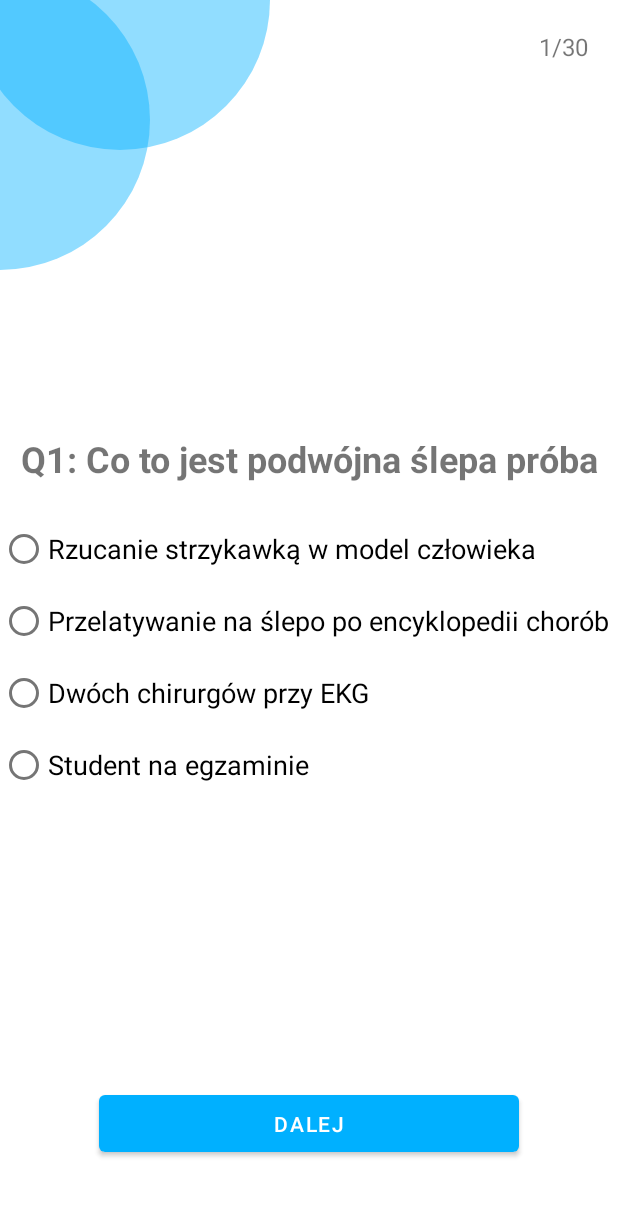
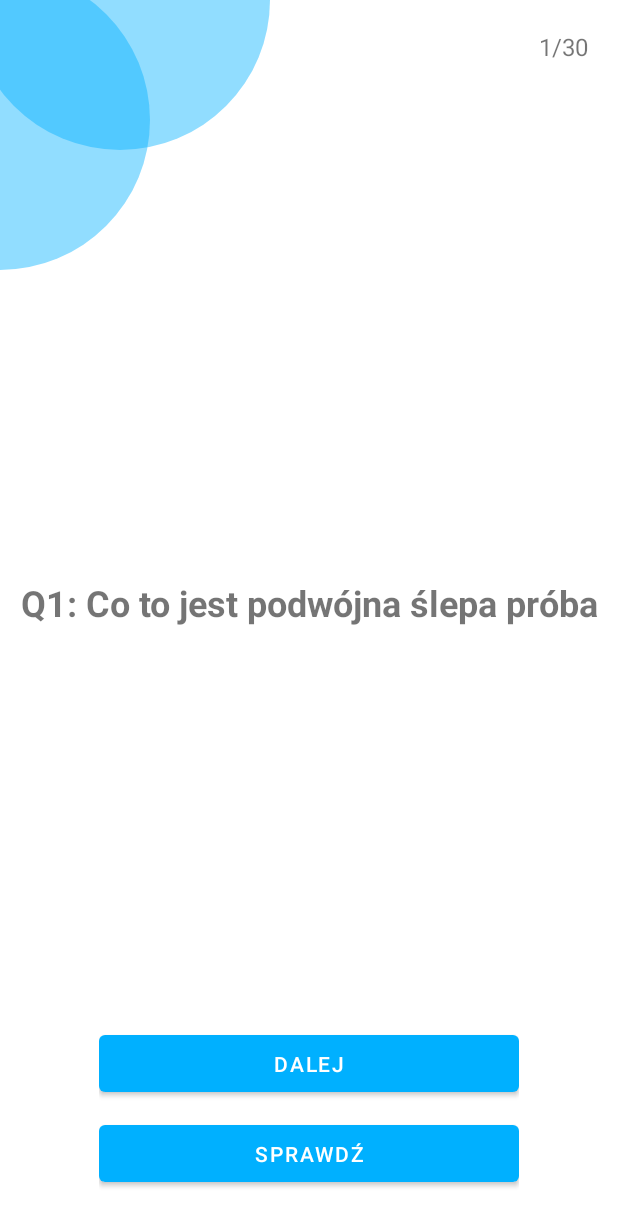
Before and after one commit to marcinoktawian/Fiszkonator, an Android app: the layout activity_quiz.xml on its own in the app's theme, with its tools: preview values and no code run, on a phone screen of 412 x 824 dp. Shown: the top 1226 px of the screen. Run offline under Robolectric (Android 15) with nearby library versions, the phone set to English and light mode, and no system bars.

Commit message:
Print question in quiz (still don't work)

```diff
--- a/app/src/main/res/layout/activity_quiz.xml
+++ b/app/src/main/res/layout/activity_quiz.xml
@@ -13,6 +13,7 @@
         <TextView
             android:layout_width="wrap_content"
             android:layout_height="wrap_content"
+            android:id="@+id/question_number"
             android:text="1/30"
             android:textSize="16sp"
             android:layout_alignParentRight="true"
@@ -51,6 +52,7 @@
             <TextView
                 android:layout_width="match_parent"
                 android:layout_height="wrap_content"
+                android:id="@+id/question"
                 android:gravity="center"
                 android:text="Q1: Co to jest podwójna ślepa próba"
                 android:textSize="24sp"
@@ -59,39 +61,42 @@
 
             <RadioGroup
                 android:layout_width="match_parent"
-                android:layout_height="wrap_content">
-                <RadioButton
-                    android:layout_width="match_parent"
                 android:layout_height="wrap_content"
-                    android:text="Rzucanie strzykawką w model człowieka"
-                    android:textSize="18sp"/>
-                <RadioButton
-                    android:layout_width="match_parent"
-                    android:layout_height="wrap_content"
-                    android:text="Przelatywanie na ślepo po encyklopedii chorób"
-                    android:textSize="18sp"/>
-                <RadioButton
-                    android:layout_width="match_parent"
-                    android:layout_height="wrap_content"
-                    android:text="Dwóch chirurgów przy EKG"
-                    android:textSize="18sp"/>
-                <RadioButton
-                    android:layout_width="match_parent"
-                    android:layout_height="wrap_content"
-                    android:text="Student na egzaminie"
-                    android:textSize="18sp"/>
+                android:id="@+id/answers">
+
             </RadioGroup>
 
         </LinearLayout>
 
+        <LinearLayout
+            android:layout_width="wrap_content"
+            android:layout_height="wrap_content"
+            android:layout_alignParentBottom="true"
+            android:layout_centerInParent="true"
+            android:orientation="vertical">
+
             <Button
                 android:id="@+id/next_question"
+                android:onClick="nextQuestionButton"
                 android:layout_width="280dp"
                 android:layout_height="50dp"
                 android:layout_alignParentBottom="true"
                 android:layout_centerInParent="true"
-            android:layout_marginBottom="50dp"
+                android:layout_marginBottom="10dp"
                 android:text="Dalej" />
+
+            <Button
+                android:id="@+id/check_question"
+                android:layout_width="280dp"
+                android:layout_height="50dp"
+                android:layout_alignParentBottom="true"
+                android:layout_centerInParent="true"
+                android:layout_marginBottom="30dp"
+                android:text="Sprawdź" />
+
+        </LinearLayout>
+
+
 
     </RelativeLayout>
 
```
Also changed, not shown: app/src/main/java/com/example/medquiz/CategoryList.java (+5 -9 lines), app/src/main/java/com/example/medquiz/DatabaseHelper.java (+37 -0 lines), app/src/main/java/com/example/medquiz/Quiz.java (+96 -6 lines), app/src/main/java/com/example/medquiz/QuizSettings.java (+48 -4 lines), app/src/main/assets/MedBaza.db. Lines whose indentation alone changed are shown as unchanged.
